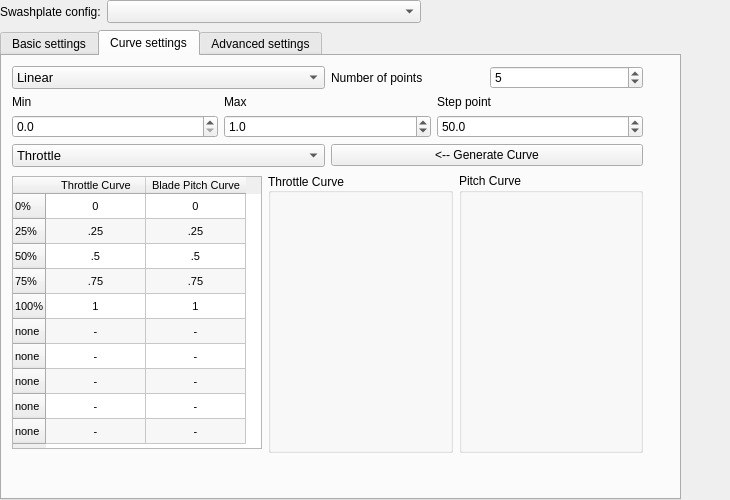
Qt form ground/src/plugins/config/ccpm.ui (openpilot/OpenPilot) before a commit.
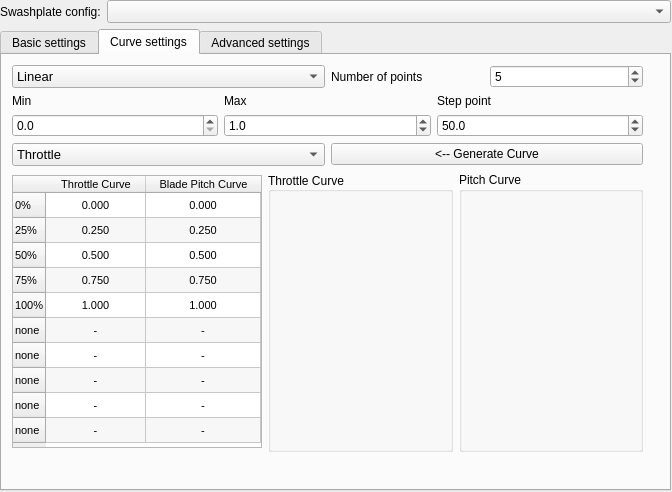
The same form after that commit. The open tabs and pages were chosen to show the change. Custom widgets are drawn as their Qt base class.

Commit message: Update the curve generation UI to have range of -1 to 1 for the pitch curve widget

What changed in the file:
```diff
--- a/ground/src/plugins/config/ccpm.ui
+++ b/ground/src/plugins/config/ccpm.ui
@@ -6,8 +6,8 @@
    <rect>
     <x>0</x>
     <y>0</y>
-    <width>730</width>
-    <height>500</height>
+    <width>672</width>
+    <height>492</height>
    </rect>
   </property>
   <property name="sizePolicy">
@@ -18,8 +18,8 @@
   </property>
   <property name="minimumSize">
    <size>
-    <width>500</width>
-    <height>500</height>
+    <width>300</width>
+    <height>300</height>
    </size>
   </property>
   <property name="windowTitle">
@@ -28,25 +28,57 @@
   <property name="autoFillBackground">
    <bool>false</bool>
   </property>
+  <widget class="QWidget" name="layoutWidget">
+   <property name="geometry">
+    <rect>
+     <x>0</x>
+     <y>0</y>
+     <width>671</width>
+     <height>491</height>
+    </rect>
+   </property>
+   <layout class="QGridLayout" name="gridLayout_13">
+    <item row="0" column="0">
+     <layout class="QFormLayout" name="formLayout_6">
+      <property name="fieldGrowthPolicy">
+       <enum>QFormLayout::AllNonFixedFieldsGrow</enum>
+      </property>
+      <property name="topMargin">
+       <number>0</number>
+      </property>
+      <item row="0" column="0">
+       <widget class="QLabel" name="label">
+        <property name="text">
+         <string>Swashplate config:</string>
+        </property>
+       </widget>
+      </item>
+      <item row="0" column="1">
+       <widget class="QComboBox" name="ccpmType">
+        <property name="font">
+         <font>
+          <pointsize>10</pointsize>
+         </font>
+        </property>
+        <property name="toolTip">
+         <string>Select aircraft type here</string>
+        </property>
+       </widget>
+      </item>
+     </layout>
+    </item>
+    <item row="1" column="0">
   <widget class="QTabWidget" name="TabObject">
-   <property name="geometry">
-    <rect>
-     <x>0</x>
-     <y>30</y>
-     <width>681</width>
-     <height>470</height>
-    </rect>
-   </property>
    <property name="sizePolicy">
-    <sizepolicy hsizetype="Minimum" vsizetype="Minimum">
+       <sizepolicy hsizetype="Expanding" vsizetype="Expanding">
      <horstretch>0</horstretch>
      <verstretch>0</verstretch>
     </sizepolicy>
    </property>
    <property name="minimumSize">
     <size>
-     <width>660</width>
-     <height>419</height>
+        <width>400</width>
+        <height>300</height>
     </size>
    </property>
    <property name="currentIndex">
@@ -1087,6 +1119,15 @@
           <property name="alternatingRowColors">
            <bool>true</bool>
           </property>
+             <property name="cornerButtonEnabled">
+              <bool>true</bool>
+             </property>
+             <attribute name="horizontalHeaderCascadingSectionResizes">
+              <bool>true</bool>
+             </attribute>
+             <attribute name="horizontalHeaderStretchLastSection">
+              <bool>true</bool>
+             </attribute>
           <attribute name="verticalHeaderDefaultSectionSize">
            <number>25</number>
           </attribute>
@@ -1096,6 +1137,12 @@
           <attribute name="verticalHeaderDefaultSectionSize">
            <number>25</number>
           </attribute>
+             <attribute name="horizontalHeaderStretchLastSection">
+              <bool>true</bool>
+             </attribute>
+             <attribute name="horizontalHeaderCascadingSectionResizes">
+              <bool>true</bool>
+             </attribute>
           <attribute name="verticalHeaderMinimumSectionSize">
            <number>25</number>
           </attribute>
@@ -1167,7 +1214,7 @@
           </column>
           <item row="0" column="0">
            <property name="text">
-            <string>0</string>
+               <string>0.000</string>
            </property>
            <property name="textAlignment">
             <set>AlignHCenter|AlignVCenter|AlignCenter</set>
@@ -1175,7 +1222,7 @@
           </item>
           <item row="0" column="1">
            <property name="text">
-            <string>0</string>
+               <string>0.000</string>
            </property>
            <property name="textAlignment">
             <set>AlignHCenter|AlignVCenter|AlignCenter</set>
@@ -1183,7 +1230,7 @@
           </item>
           <item row="1" column="0">
            <property name="text">
-            <string>.25</string>
+               <string>0.250</string>
            </property>
            <property name="textAlignment">
             <set>AlignHCenter|AlignVCenter|AlignCenter</set>
@@ -1191,7 +1238,7 @@
           </item>
           <item row="1" column="1">
            <property name="text">
-            <string>.25</string>
+               <string>0.250</string>
            </property>
            <property name="textAlignment">
             <set>AlignHCenter|AlignVCenter|AlignCenter</set>
@@ -1199,7 +1246,7 @@
           </item>
           <item row="2" column="0">
            <property name="text">
-            <string>.5</string>
+               <string>0.500</string>
            </property>
            <property name="textAlignment">
             <set>AlignHCenter|AlignVCenter|AlignCenter</set>
@@ -1207,7 +1254,7 @@
           </item>
           <item row="2" column="1">
            <property name="text">
-            <string>.5</string>
+               <string>0.500</string>
            </property>
            <property name="textAlignment">
             <set>AlignHCenter|AlignVCenter|AlignCenter</set>
@@ -1215,7 +1262,7 @@
           </item>
           <item row="3" column="0">
            <property name="text">
-            <string>.75</string>
+               <string>0.750</string>
            </property>
            <property name="textAlignment">
             <set>AlignHCenter|AlignVCenter|AlignCenter</set>
@@ -1223,7 +1270,7 @@
           </item>
           <item row="3" column="1">
            <property name="text">
-            <string>.75</string>
+               <string>0.750</string>
            </property>
            <property name="textAlignment">
             <set>AlignHCenter|AlignVCenter|AlignCenter</set>
@@ -1231,7 +1278,7 @@
           </item>
           <item row="4" column="0">
            <property name="text">
-            <string>1</string>
+               <string>1.000</string>
            </property>
            <property name="textAlignment">
             <set>AlignHCenter|AlignVCenter|AlignCenter</set>
@@ -1239,7 +1286,7 @@
           </item>
           <item row="4" column="1">
            <property name="text">
-            <string>1</string>
+               <string>1.000</string>
            </property>
            <property name="textAlignment">
             <set>AlignHCenter|AlignVCenter|AlignCenter</set>
@@ -1354,6 +1401,9 @@
               <property name="alignment">
                <set>Qt::AlignLeading|Qt::AlignLeft|Qt::AlignVCenter</set>
               </property>
+                 <property name="flat">
+                  <bool>false</bool>
+                 </property>
               <widget class="MixerCurveWidget" name="ThrottleCurve" native="true">
                <property name="geometry">
                 <rect>
@@ -1832,37 +1882,6 @@
      </item>
     </widget>
    </widget>
-  </widget>
-  <widget class="QWidget" name="layoutWidget">
-   <property name="geometry">
-    <rect>
-     <x>0</x>
-     <y>0</y>
-     <width>421</width>
-     <height>26</height>
-    </rect>
-   </property>
-   <layout class="QFormLayout" name="formLayout_6">
-    <property name="topMargin">
-     <number>0</number>
-    </property>
-    <item row="0" column="0">
-     <widget class="QLabel" name="label">
-      <property name="text">
-       <string>Swashplate config:</string>
-      </property>
-     </widget>
-    </item>
-    <item row="0" column="1">
-     <widget class="QComboBox" name="ccpmType">
-      <property name="font">
-       <font>
-        <pointsize>10</pointsize>
-       </font>
-      </property>
-      <property name="toolTip">
-       <string>Select aircraft type here</string>
-      </property>
      </widget>
     </item>
    </layout>
```
Left out of the diff: 17 changed lines with no effect on the pictures. Lines whose indentation alone changed are shown as unchanged. The commit also changes 1 other file.
